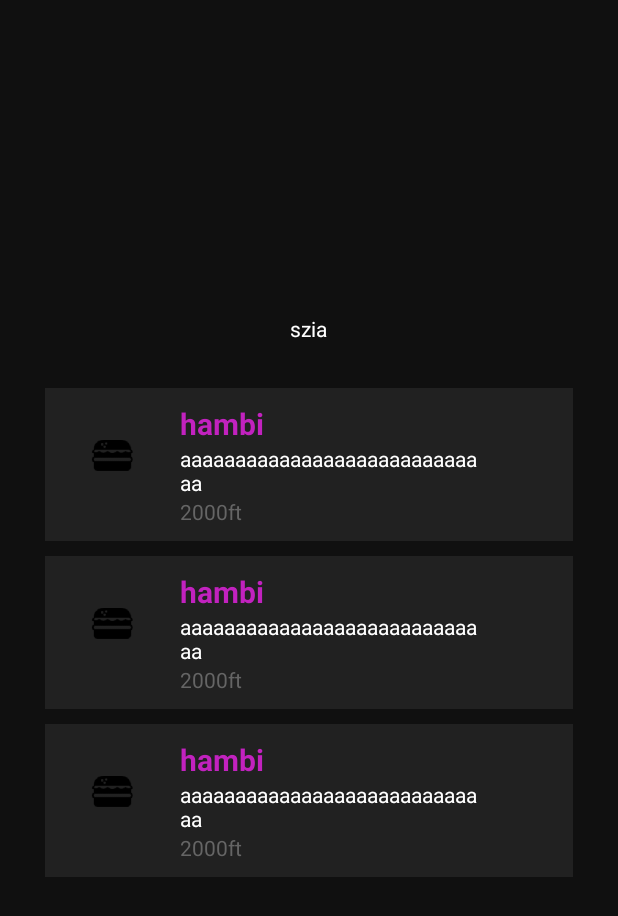
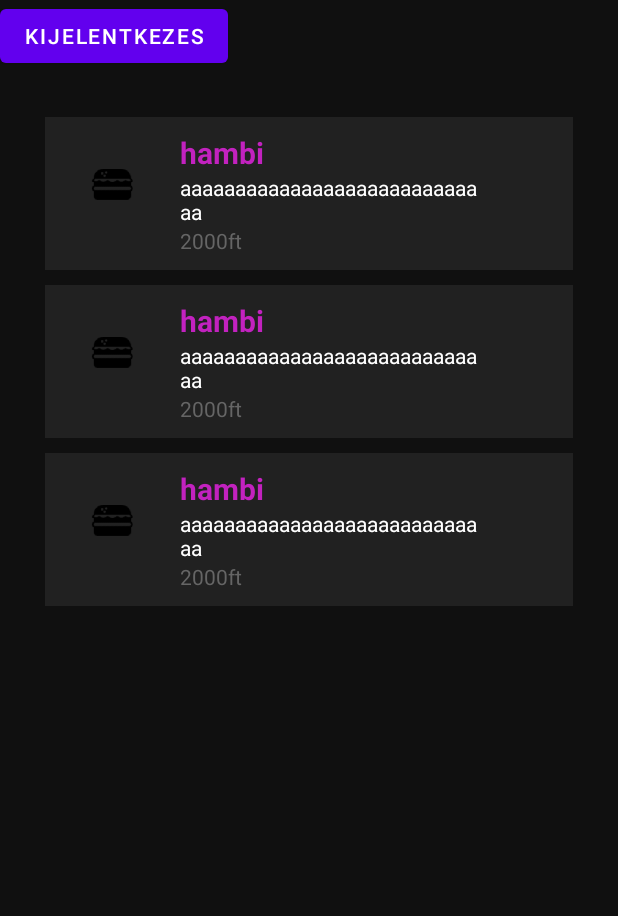
Before and after one commit to greengamerhu/Vizsgaremek_android, an Android app: the layout activity_menu.xml on its own in the app's theme, with its tools: preview values and no code run, on a phone screen of 412 x 824 dp. Shown: the top 916 px of the screen. Run offline under Robolectric (Android 15) with nearby library versions, the light colour scheme and no system bars; network calls fail.

Commit message:
Login fully working, Menu listing fixed (it was a bug with the fullscreen), added tokenhelper class for token handling, deleted some unnecessary files

```diff
--- a/app/src/main/java/hu/petrik/vizsgaremek/MainActivity.java
+++ /dev/null
@@ -1,22 +0,0 @@
-package hu.petrik.vizsgaremek;
-
-import androidx.appcompat.app.AppCompatActivity;
-
-import android.os.Bundle;
-import android.view.Window;
-import android.view.WindowManager;
-
-public class MainActivity extends AppCompatActivity {
-
-    @Override
-    protected void onCreate(Bundle savedInstanceState) {
-        //teljesképernyő beállítása
-        requestWindowFeature(Window.FEATURE_NO_TITLE);
-        getWindow().setFlags(WindowManager.LayoutParams.FLAG_FULLSCREEN,
-                WindowManager.LayoutParams.FLAG_FULLSCREEN);
-        //alapértelmezett actionbar elrejtése
-        getSupportActionBar().hide();
-        super.onCreate(savedInstanceState);
-        setContentView(R.layout.activity_main2);
-    }
-}
--- a/app/src/main/res/layout/activity_login.xml
+++ b/app/src/main/res/layout/activity_login.xml
@@ -36,6 +36,7 @@
         android:layout_width="match_parent"
         android:layout_height="wrap_content"
         android:layout_marginLeft="6dp"
+
         android:layout_marginBottom="10dp"
         android:text="Email"
         android:textColor="@color/white"
@@ -55,7 +56,7 @@
         app:errorEnabled="true">
 
         <EditText
-            android:id="@+id/editTextEmail"
+            android:id="@+id/editTextLoginEmail"
             android:layout_width="match_parent"
             android:layout_height="60dp"
             android:layout_marginTop="8dp"
@@ -93,7 +94,7 @@
         app:passwordToggleTint="#c222bf">
 
         <EditText
-            android:id="@+id/editTextPw"
+            android:id="@+id/editTextLoginPw"
             android:layout_width="match_parent"
             android:layout_height="60dp"
             android:layout_marginTop="8dp"
--- a/app/src/main/res/layout/activity_main2.xml
+++ b/app/src/main/res/layout/activity_menu.xml
@@ -6,19 +6,22 @@
     android:layout_height="match_parent"
     android:orientation="vertical"
     android:background="@color/bgBlack"
-    tools:context=".MainActivity"
-    android:gravity="center">
-    <TextView
+    tools:context=".MenuActivity">
+
+    <Button
         android:layout_width="wrap_content"
         android:layout_height="wrap_content"
-        android:text="szia"
-        android:textColor="@color/white"/>
+        android:text="Kijelentkezes"
+        android:id="@+id/buttonLogout"/>
+
     <ListView
         android:layout_width="match_parent"
         android:layout_height="wrap_content"
         android:padding="30sp"
         android:divider="@android:color/transparent"
+        android:id="@+id/listViewMenu"
         android:dividerHeight="10sp"
-        tools:listitem="@layout/list_menu_items"/>
+        tools:listitem="@layout/list_menu_items"
+        android:paddingTop="24dp"/>
 
 </LinearLayout>
--- a/app/src/main/res/layout/list_menu_items.xml
+++ b/app/src/main/res/layout/list_menu_items.xml
@@ -1,61 +1,55 @@
 <?xml version="1.0" encoding="utf-8"?>
-<androidx.constraintlayout.widget.ConstraintLayout xmlns:android="http://schemas.android.com/apk/res/android"
+<LinearLayout xmlns:android="http://schemas.android.com/apk/res/android"
+    xmlns:app="http://schemas.android.com/apk/res-auto"
     xmlns:tools="http://schemas.android.com/tools"
     android:layout_width="match_parent"
     android:layout_height="match_parent"
-    xmlns:app="http://schemas.android.com/apk/res-auto"
     android:background="@color/grey2"
-    android:padding="10dp"
-    >
+    android:orientation="horizontal"
+    android:padding="10dp">
+
     <ImageView
+        android:id="@+id/sad"
         android:layout_width="70dp"
         android:layout_height="70dp"
-        android:id="@+id/sad"
-        app:layout_constraintStart_toStartOf="parent"
-        app:layout_constraintTop_toTopOf="parent"
         android:background="@mipmap/hamburg_foreground"
+        />
 
-
-        />
-    <TextView
-        android:layout_marginLeft="10dp"
+    <LinearLayout
         android:layout_width="wrap_content"
         android:layout_height="wrap_content"
+        android:orientation="vertical">
+
+        <TextView
             android:id="@+id/textViewItemTitle"
+            android:layout_width="wrap_content"
+            android:layout_height="wrap_content"
+            android:layout_marginLeft="10dp"
+            android:text="hambi"
+            android:textColor="@color/purple"
             android:textSize="20sp"
-        android:text="hambi"
-        android:textStyle="bold"
-        android:textColor="@color/purple"
+            android:textStyle="bold" />
 
-
-
-        app:layout_constraintStart_toEndOf="@+id/sad"
-        app:layout_constraintTop_toTopOf="parent"
-     />
         <TextView
+            android:id="@+id/textViewItemDesc"
             android:layout_width="200dp"
             android:layout_height="wrap_content"
             android:layout_marginLeft="10dp"
-        android:id="@+id/desc"
+            android:ellipsize="end"
             android:maxLines="3"
-        android:ellipsize="end"
             android:text="aaaaaaaaaaaaaaaaaaaaaaaaaaaaa"
-        android:textColor="@color/white"
+            android:textColor="@color/white" />
 
-        app:layout_constraintStart_toEndOf="@+id/sad"
-
-        app:layout_constraintTop_toBottomOf="@id/textViewItemTitle"
-        />
         <TextView
+            android:id="@+id/textViewItemPrice"
             android:layout_width="wrap_content"
             android:layout_height="wrap_content"
             android:layout_marginLeft="10dp"
-
             android:text="2000ft"
             android:textColor="@color/grey3"
-        app:layout_constraintStart_toEndOf="@id/sad"
-        app:layout_constraintTop_toBottomOf="@id/desc"
 
             />
 
-</androidx.constraintlayout.widget.ConstraintLayout>
+    </LinearLayout>
+
+</LinearLayout>
```
Also changed, not shown: app/src/main/AndroidManifest.xml (+4 -3 lines), app/src/main/java/hu/petrik/vizsgaremek/LoginActivity.java (+107 -2 lines), app/src/main/java/hu/petrik/vizsgaremek/LoginHelper.java (added, +27 -0 lines), app/src/main/java/hu/petrik/vizsgaremek/Menu.java (+53 -0 lines), app/src/main/java/hu/petrik/vizsgaremek/MenuActivity.java (added, +185 -0 lines), app/src/main/java/hu/petrik/vizsgaremek/RegisterActivity.java (+18 -26 lines), app/src/main/java/hu/petrik/vizsgaremek/RequestHandler.java (+19 -9 lines), app/src/main/java/hu/petrik/vizsgaremek/SplashScreen.java (+14 -0 lines), app/src/main/java/hu/petrik/vizsgaremek/TokenHelper.java (added, +17 -0 lines). Lines whose indentation alone changed are shown as unchanged.
